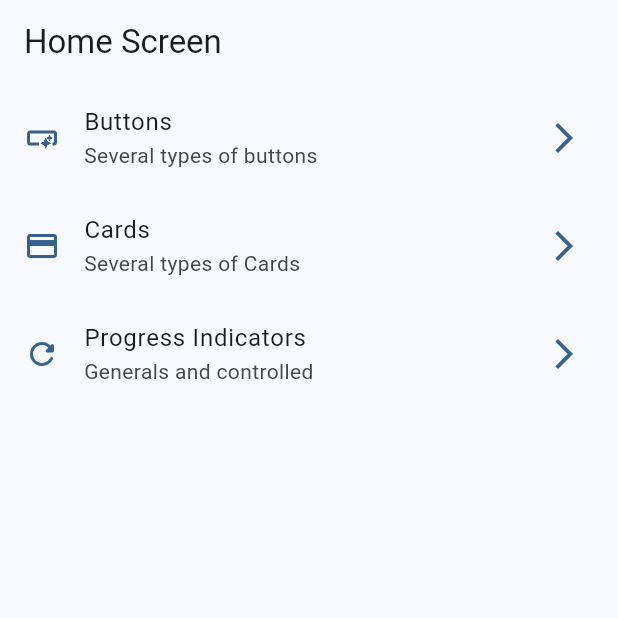
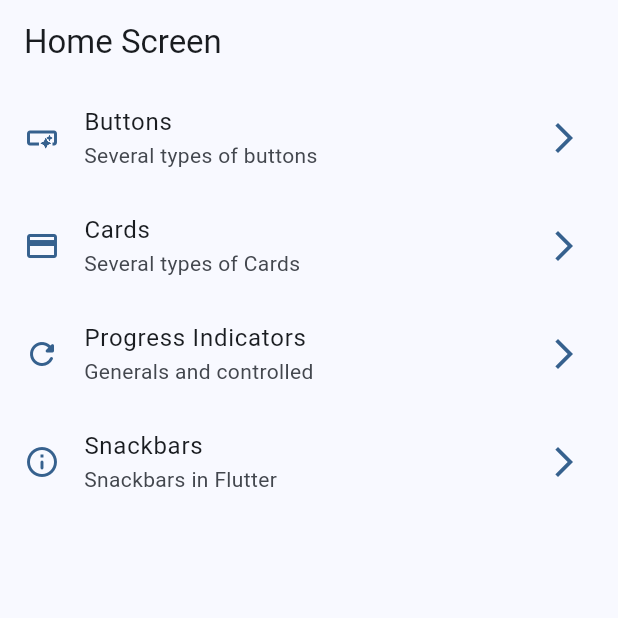
Before and after one commit to codevby/widget-app, a Flutter app: the screen it shows after launch, on a phone screen of 412 x 824 dp, the top half of it. Run offline on Flutter 3.47's test engine with Material 3 defaults, Android fonts, the phone set to English and light mode, and no system bars; our stand-ins replace go_router.

Commit message:
snackbars and dialogs

```diff
--- a/lib/config/menu/menu_items.dart
+++ b/lib/config/menu/menu_items.dart
@@ -33,4 +33,10 @@ const appMenuItems = <MenuItems>[
     link: '/progress',
     icon: Icons.refresh_rounded,
   ),
+  MenuItems(
+    title: 'Snackbars',
+    subtitle: 'Snackbars in Flutter',
+    link: '/snackbars',
+    icon: Icons.info_outline_rounded,
+  ),
 ];
--- a/lib/config/router/app_router.dart
+++ b/lib/config/router/app_router.dart
@@ -4,6 +4,7 @@ import 'package:widgets_app/presentation/screens/buttons/buttons_screen.dart';
 import 'package:widgets_app/presentation/screens/cards/cards_screen.dart';
 import 'package:widgets_app/presentation/screens/home/home_screen.dart';
 import 'package:widgets_app/presentation/screens/progress/progress_screen.dart';
+import 'package:widgets_app/presentation/screens/snackbar/snackbar_screen.dart';
 
 final appRouter = GoRouter(
   initialLocation: '/',
@@ -18,5 +19,9 @@ final appRouter = GoRouter(
       path: '/progress',
       builder: (context, state) => const ProgressScreen(),
     ),
+    GoRoute(
+      path: '/snackbars',
+      builder: (context, state) => const SnackbarScreen(),
+    ),
   ],
 );
--- a/lib/main.dart
+++ b/lib/main.dart
@@ -12,6 +12,7 @@ class MainApp extends StatelessWidget {
   @override
   Widget build(BuildContext context) {
     return MaterialApp.router(
+      title: 'Flutter Widgets App',
       debugShowCheckedModeBanner: false,
       theme: AppTheme(selectedColor: 0).getTheme(),
       routerConfig: appRouter,
```
Also changed, not shown: lib/presentation/screens/snackbar/snackbar_screen.dart (+63 -1 lines).
